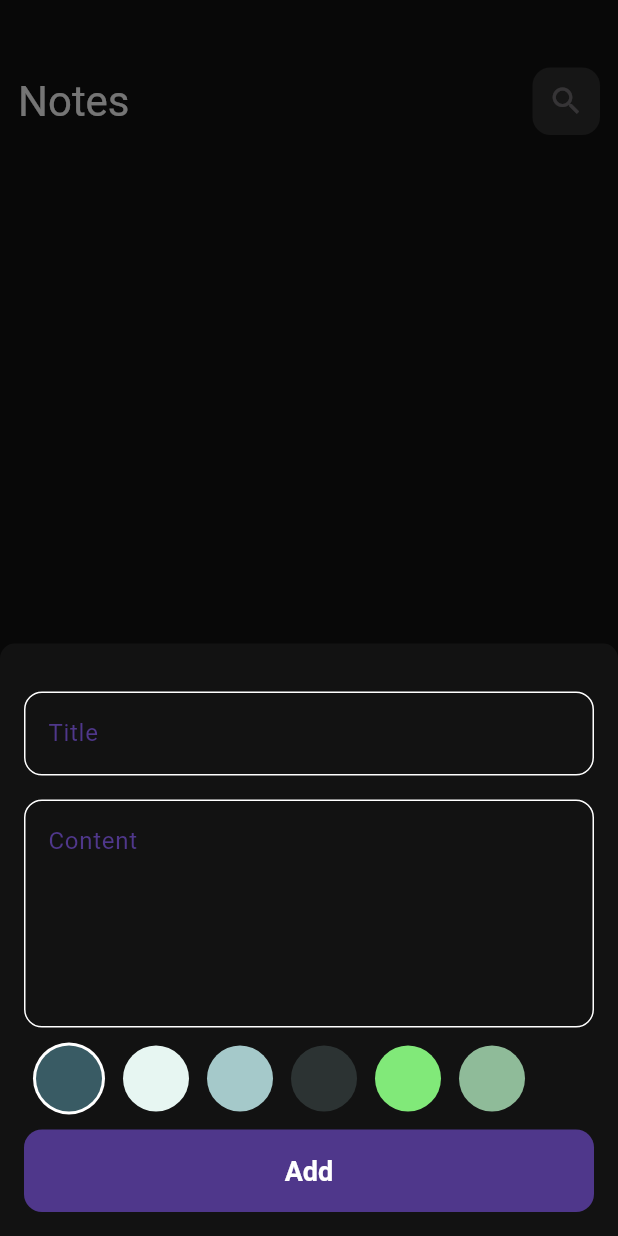
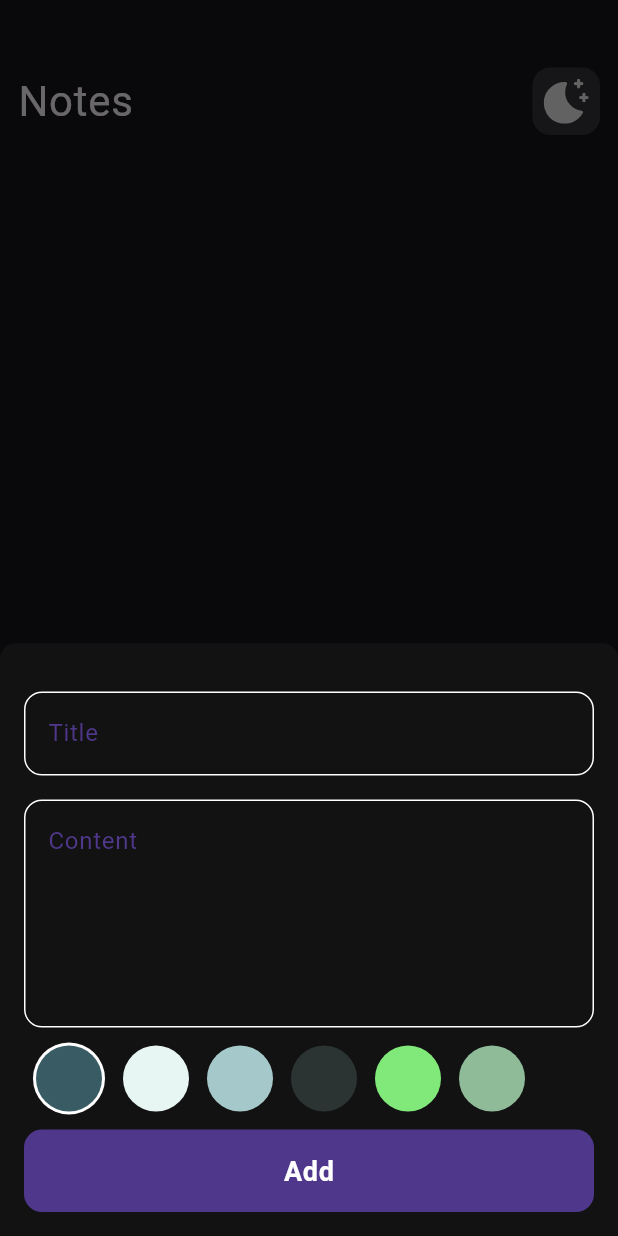
Before and after one commit to mohamedelkerba/notes_app, a Flutter app: the screen it shows after launch, after a tap on the "add" icon, on a phone screen of 412 x 824 dp. Run offline on Flutter 3.47's test engine with Material 3 defaults, Android fonts, the phone set to English and light mode, and no system bars; our stand-ins replace bloc, flutter_bloc, flutter_svg, hive, hive_flutter; accounts and stored records are empty; generated files the repository leaves out were written again.

Commit message:
light and dark theme

```diff
--- a/lib/core/widgets/custom_text_field.dart
+++ b/lib/core/widgets/custom_text_field.dart
@@ -3,34 +3,42 @@ import 'package:flutter/material.dart';
 import '../style/colors/colors.dart';
 
 class CustomTextField extends StatelessWidget {
-   CustomTextField({super.key, required this.hintText,this.maxLines =1,this.onSaved, required this.controller});
+  CustomTextField({
+    super.key,
+    required this.hintText,
+    this.maxLines = 1,
+    this.onSaved,
+    required this.controller,
+  });
 
- final String hintText;
- final int maxLines;
- final void Function(String?)?onSaved;
- TextEditingController controller ;
+  final String hintText;
+  final int maxLines;
+  final void Function(String?)? onSaved;
+  TextEditingController controller;
+
   @override
   Widget build(BuildContext context) {
+    // Get the current theme's brightness
+    final isDarkMode = Theme.of(context).brightness == Brightness.dark;
+
     return TextFormField(
       controller: controller,
-      cursorColor:addNoteColor ,
+      cursorColor: addNoteColor,
       maxLines: maxLines,
       onSaved: onSaved,
-      validator: (value){
-        if (value?.isEmpty ?? true ){
+      validator: (value) {
+        if (value?.isEmpty ?? true) {
           return 'Field is required';
-        }else {
+        } else {
           return null;
         }
-      } ,
+      },
       decoration: InputDecoration(
         hintText: hintText,
-        hintStyle: const TextStyle(
-            color: addNoteColor
-        ),
+        hintStyle: const TextStyle(color: addNoteColor),
         fillColor: Colors.transparent,
-        border: buildBorder(),
-        enabledBorder: buildBorder(),
+        border: buildBorder(isDarkMode ? Colors.white : Colors.black),
+        enabledBorder: buildBorder(isDarkMode ? Colors.white : Colors.black),
         errorBorder: buildBorder(Colors.red),
         focusedBorder: buildBorder(addNoteColor),
         errorStyle: const TextStyle(
@@ -38,14 +46,14 @@ class CustomTextField extends StatelessWidget {
         ),
       ),
     );
+  }
 
+  OutlineInputBorder buildBorder(Color color) {
+    return OutlineInputBorder(
+      borderRadius: BorderRadius.circular(12),
+      borderSide: BorderSide(
+        color: color,
+      ),
+    );
   }
 }
-OutlineInputBorder buildBorder([color]) {
-  return OutlineInputBorder(
-      borderRadius: BorderRadius.circular(12),
-      borderSide: BorderSide(
-        color: color ?? Colors.white,
-      )
-  );
-}
--- a/lib/core/widgets/default_text.dart
+++ b/lib/core/widgets/default_text.dart
@@ -1,30 +1,31 @@
 import 'package:flutter/material.dart';
 
 class DefaultText extends StatelessWidget {
-  double? fontSize;
-  double? wordSpacing;
-  double? height;
-  FontWeight? fontWeight;
-  Color? fontColor;
-  Color? fontColor2;
-  String? fontFamily;
-  String? text;
-  String? text2;
-  TextAlign align;
-  bool? isMultiLine;
-  bool? isInSearch;
-  InlineSpan? textSpan;
-  TextDecoration? textDecoration;
-  Color? decorationColor;
-  TextOverflow overFlow;
-  int? maxLines;
-  bool isTextTheme;
-  bool isTextTheme2;
-  TextStyle? themeStyle;
-  TextStyle? themeStyle2;
+  final double? fontSize;
+  final double? wordSpacing;
+  final double? height;
+  final FontWeight? fontWeight;
+  final Color? fontColor;
+  final Color? fontColor2;
+  final String? fontFamily;
+  final String? text;
+  final String? text2;
+  final TextAlign align;
+  final bool? isMultiLine;
+  final bool? isInSearch;
+  final InlineSpan? textSpan;
+  final TextDecoration? textDecoration;
+  final Color? decorationColor;
+  final TextOverflow overFlow;
+  final int? maxLines;
+  final bool isTextTheme;
+  final bool isTextTheme2;
+  final TextStyle? themeStyle;
+  final TextStyle? themeStyle2;
 
-  DefaultText(
-      {super.key, this.text,
+  DefaultText({
+    super.key,
+    this.text,
     this.text2,
     this.fontSize,
     this.fontColor,
@@ -49,40 +50,47 @@ class DefaultText extends StatelessWidget {
 
   @override
   Widget build(BuildContext context) {
+    TextStyle defaultTextStyle = Theme.of(context).textTheme.bodyLarge ?? const TextStyle();
+    TextStyle defaultTextStyle2 = Theme.of(context).textTheme.bodyMedium ?? const TextStyle();
+
     return RichText(
       textAlign: align,
       maxLines: maxLines,
       overflow: overFlow,
-        text:TextSpan(
+      text: TextSpan(
         children: [
           TextSpan(
             text: text,
-                style: isTextTheme ? themeStyle : TextStyle(
+            style: isTextTheme
+                ? themeStyle ?? defaultTextStyle
+                : defaultTextStyle.copyWith(
               fontSize: fontSize,
               fontWeight: fontWeight,
               color: fontColor,
-                  fontFamily: fontFamily ,
+              fontFamily: fontFamily,
               wordSpacing: wordSpacing,
               height: height,
-                  decoration : textDecoration,
+              decoration: textDecoration,
               decorationColor: decorationColor,
-                )
+            ),
           ),
           TextSpan(
             text: text2,
-                style: isTextTheme2 ? themeStyle2 : TextStyle(
-                  fontSize: fontSize ,
-                  fontWeight: fontWeight ,
+            style: isTextTheme2
+                ? themeStyle2 ?? defaultTextStyle2
+                : defaultTextStyle2.copyWith(
+              fontSize: fontSize,
+              fontWeight: fontWeight,
               color: fontColor2,
-                  fontFamily: fontFamily ,
+              fontFamily: fontFamily,
               wordSpacing: wordSpacing,
               height: height,
-                  decoration : textDecoration,
+              decoration: textDecoration,
               decorationColor: decorationColor,
-                )
+            ),
           ),
         ],
-        )
+      ),
     );
   }
 }
--- a/lib/cubit/add_notes_cubit/add_note_cubit.dart
+++ b/lib/cubit/add_notes_cubit/add_note_cubit.dart
@@ -1,5 +1,4 @@
 import 'dart:ui';
-
 import 'package:bloc/bloc.dart';
 import 'package:hive/hive.dart';
 import 'package:meta/meta.dart';
--- a/lib/main.dart
+++ b/lib/main.dart
@@ -5,6 +5,7 @@ import 'package:training/simple_bloc_observer.dart';
 import 'cubit/notes_cubit/notes_cubit.dart';
 import 'views/notes_view.dart';
 import 'package:flutter_bloc/flutter_bloc.dart';
+
 
 void main() async {
   await Hive.initFlutter();
@@ -14,8 +15,21 @@ void main() async {
   runApp(const NotesApp());
 }
 
-class NotesApp extends StatelessWidget {
-  const NotesApp({super.key});
+class NotesApp extends StatefulWidget {
+  const NotesApp({Key? key}) : super(key: key);
+
+  @override
+  _NotesAppState createState() => _NotesAppState();
+}
+
+class _NotesAppState extends State<NotesApp> {
+  bool isDarkTheme = true;
+
+  void toggleTheme() {
+    setState(() {
+      isDarkTheme = !isDarkTheme;
+    });
+  }
 
   @override
   Widget build(BuildContext context) {
@@ -23,11 +37,17 @@ class NotesApp extends StatelessWidget {
       create: (context) => NotesCubit(),
       child: MaterialApp(
         debugShowCheckedModeBanner: false,
+        title: 'Notes App',
         theme: ThemeData(
+          brightness: Brightness.light,
+          useMaterial3: true,
+        ),
+        darkTheme: ThemeData(
           brightness: Brightness.dark,
-          scaffoldBackgroundColor: const Color(0xff121212),
+          useMaterial3: true,
         ),
-        home: const NotesView(),
+        themeMode: isDarkTheme ? ThemeMode.dark : ThemeMode.light,
+        home: NotesView(toggleTheme: toggleTheme),
       ),
     );
   }
--- a/lib/simple_bloc_observer.dart
+++ b/lib/simple_bloc_observer.dart
@@ -1,4 +1,3 @@
-
 import 'package:flutter/cupertino.dart';
 import 'package:flutter_bloc/flutter_bloc.dart';
 
--- a/lib/views/notes_view.dart
+++ b/lib/views/notes_view.dart
@@ -1,32 +1,34 @@
 import 'package:flutter/material.dart';
-import 'package:flutter_bloc/flutter_bloc.dart';
-import 'package:training/cubit/notes_cubit/notes_cubit.dart';
 import 'package:training/views/widgets/add_note_bottom_sheet.dart';
 import 'widgets/notes_view_body.dart';
 
 class NotesView extends StatelessWidget {
-  const NotesView({super.key});
+  final VoidCallback toggleTheme;
+
+  const NotesView({super.key ,required this.toggleTheme });
 
   @override
   Widget build(BuildContext context) {
     return Scaffold(
-      body: const NotesViewBody(),
-      floatingActionButton: FloatingActionButton(
+      body:  NotesViewBody(toggleTheme:toggleTheme),
+      floatingActionButton:  FloatingActionButton(
         onPressed: () {
           showModalBottomSheet(
               isScrollControlled: true,
               shape: const RoundedRectangleBorder(
                 borderRadius: BorderRadius.vertical(top: Radius.circular(10)),
               ),
-              backgroundColor:const Color(0xff121212),
+              backgroundColor: Theme.of(context).brightness == Brightness.dark
+                  ? const Color(0xff121212)
+                  : Colors.white,
               context: context,
               builder: (context) {
                 return const AddNoteBottomSheet();
               }
           );
         },
-        child: const Icon(Icons.add),
-
+         backgroundColor: const  Color(0xff571985),
+        child: const Icon(Icons.add, color: Colors.white,)
 
       ),
     );
--- a/lib/views/widgets/custom_app_bar.dart
+++ b/lib/views/widgets/custom_app_bar.dart
@@ -1,12 +1,27 @@
 import 'package:flutter/material.dart';
-import '../../core/widgets/default_text.dart';
+import 'package:flutter_svg/svg.dart';
+import 'package:training/core/widgets/default_text.dart';
 
-class CustomAppBar extends StatelessWidget {
-    const CustomAppBar({super.key, required this.titleText ,required this.icon, this.onPressed});
+class CustomAppBar extends StatefulWidget {
+  final String titleText;
+  final String iconAsset;
+  final bool isThemeToggle;
+  final void Function()? onTap;
 
-   final IconData icon;
-   final String titleText;
-   final void Function()?onPressed;
+  const CustomAppBar({
+    super.key,
+    required this.titleText,
+    required this.iconAsset,
+    required this.isThemeToggle,
+    this.onTap,
+  });
+
+  @override
+  _CustomAppBarState createState() => _CustomAppBarState();
+}
+
+class _CustomAppBarState extends State<CustomAppBar> {
+  bool isNightMode = true;
 
   @override
   Widget build(BuildContext context) {
@@ -15,24 +30,39 @@ class CustomAppBar extends StatelessWidget {
       child: Row(
         children: [
           DefaultText(
-            text:titleText,
+            text: widget.titleText,
             fontSize: 28,
           ),
           const Spacer(),
-          Container(
+          widget.isThemeToggle
+              ? GestureDetector(
+                  onTap: () {
+                    widget.onTap?.call();
+                    setState(() {
+                      isNightMode = !isNightMode;
+                    });
+                  },
+                  child: Container(
                     width: 45,
                     height: 45,
-            decoration: const BoxDecoration(
-                color: Colors.white12,
-                borderRadius: BorderRadius.all(Radius.circular(12))
+                    decoration: BoxDecoration(
+                      color: isNightMode ? Colors.white12  : Colors.black12,
+                      borderRadius: const BorderRadius.all(Radius.circular(12)),
                     ),
                     child: Center(
-              child: IconButton(
-                onPressed :onPressed,
-                icon:Icon(icon),
-                color: Colors.white,
+                      child: SvgPicture.asset(
+                        isNightMode
+                            ? 'assets/images/night_icon.svg'
+                            : 'assets/images/light_icon.svg',
+                        width: 30,
+                        height: 30,
                       ),
                     ),
+                  ),
+                )
+              : IconButton(
+                  icon: const Icon(Icons.check),
+                  onPressed: widget.onTap,
                 ),
         ],
       ),
--- a/lib/views/widgets/edit_note_view_body.dart
+++ b/lib/views/widgets/edit_note_view_body.dart
@@ -41,9 +41,10 @@ class _EditNoteViewBodyState extends State<EditNoteViewBody> {
         children: [
           const SizedBox(height: 20,),
           CustomAppBar(
+            isThemeToggle: false,
             titleText: 'EditNotes',
-            icon: Icons.check,
-            onPressed: () {
+            iconAsset: 'assets/images/light_icon.svg',
+            onTap: () {
               widget.note.title = titleController!.text;
               widget.note.subTitle = subTitleController!.text;
               widget.note.save();
--- a/lib/views/widgets/notes_list_view.dart
+++ b/lib/views/widgets/notes_list_view.dart
@@ -11,7 +11,18 @@ class NotesListView extends StatelessWidget {
   Widget build(BuildContext context) {
     return BlocBuilder<NotesCubit, NotesState>(
       builder: (context, state) {
-        List <NoteModel> notes = BlocProvider.of<NotesCubit>(context).notes!;
+        List<NoteModel>? notes = BlocProvider.of<NotesCubit>(context).notes;
+
+        if (notes == null || notes.isEmpty) {
+          return const Center(
+            child: Text(
+              textAlign: TextAlign.center,
+              'No notes here yet..!\n  Feel free to add your first one now.',
+              style: TextStyle(fontSize: 18, color: Colors.grey),
+            ),
+          );
+        }
+
         return Padding(
           padding: const EdgeInsets.symmetric(vertical: 16.0),
           child: ListView.builder(
@@ -24,7 +35,8 @@ class NotesListView extends StatelessWidget {
                   note: notes[index],
                 ),
               );
-              }),
+            },
+          ),
         );
       },
     );
--- a/lib/views/widgets/notes_view_body.dart
+++ b/lib/views/widgets/notes_view_body.dart
@@ -5,7 +5,9 @@ import 'custom_app_bar.dart';
 import 'notes_list_view.dart';
 
 class NotesViewBody extends StatefulWidget {
-  const NotesViewBody({super.key});
+  final VoidCallback toggleTheme;
+
+  const NotesViewBody({super.key, required this.toggleTheme});
 
   @override
   State<NotesViewBody> createState() => _NotesViewBodyState();
@@ -20,14 +22,19 @@ class _NotesViewBodyState extends State<NotesViewBody> {
 
   @override
   Widget build(BuildContext context) {
-    return const Padding(
-      padding: EdgeInsets.symmetric(horizontal: 12.0,),
+    return  Padding(
+      padding: const EdgeInsets.symmetric(horizontal: 12.0,),
       child: Column(
         children: [
-          SizedBox(height: 20,),
-          CustomAppBar(titleText: 'Notes', icon: Icons.search,),
-          SizedBox(height: 12,),
-          Expanded(child: NotesListView()),
+         const SizedBox(height: 20,),
+          CustomAppBar(
+            isThemeToggle: true,
+            titleText: 'Notes',
+            iconAsset: 'assets/images/night_icon.svg' ,
+            onTap: widget.toggleTheme,
+          ),
+          const SizedBox(height: 12,),
+          const   Expanded(child: NotesListView()),
         ],
       ),
     );
--- a/pubspec.yaml
+++ b/pubspec.yaml
@@ -42,6 +42,7 @@ dependencies:
   hive: ^2.2.3
   hive_flutter: ^1.1.0
   flutter_bloc: ^8.1.6
+  adaptive_theme: ^3.6.0
 
 
 
```
Also changed, not shown: pubspec.lock. Lines whose indentation alone changed are shown as unchanged.
